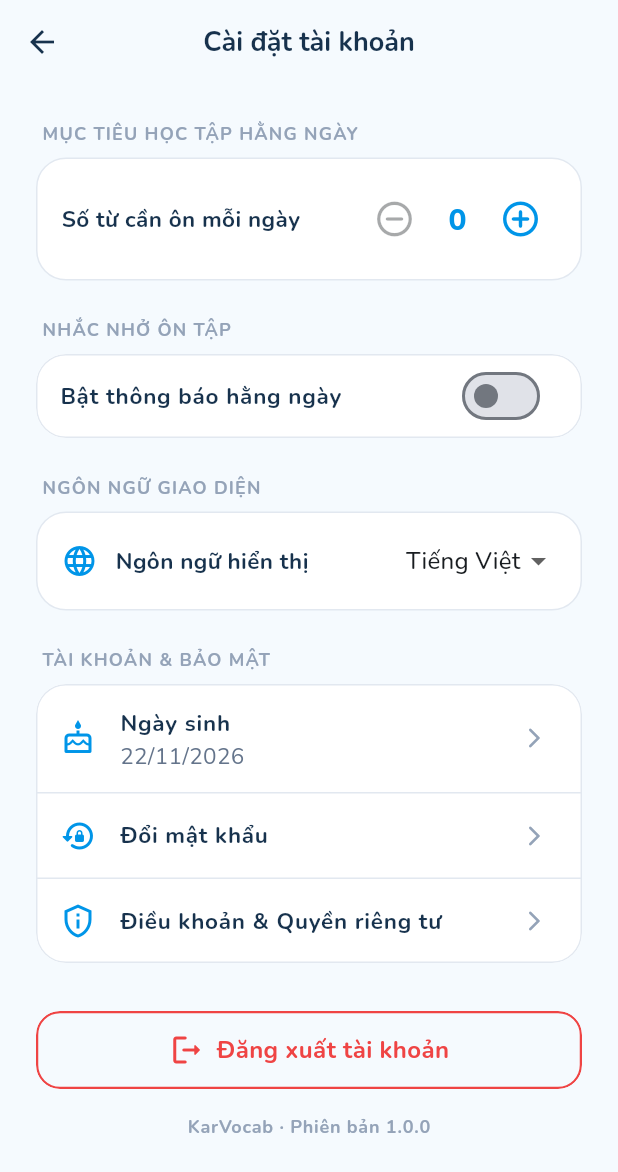
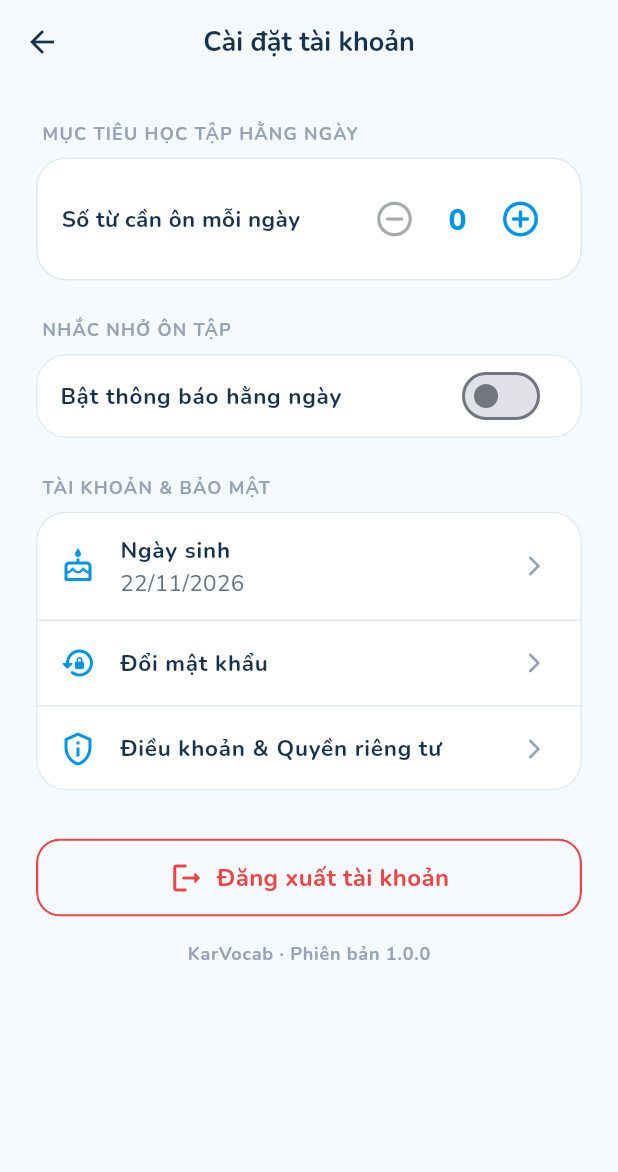
Before and after one commit to QuangDuc-ptit/INT1449_Nhom3_KTHP, a Flutter app: the SettingsScreen screen opened directly, on a phone screen of 412 x 824 dp. Shown: the top 1172 px of the screen. Run offline on Flutter 3.47's test engine with Material 3 defaults, Android fonts, the phone set to English and light mode, and no system bars; our stand-ins replace audioplayers, flutter_tts, speech_to_text; accounts and stored records are empty.

Commit message:
refactor(fe1): bỏ mục Ngôn ngữ giao diện ở Cài đặt
App chưa hỗ trợ đa ngôn ngữ nên lựa chọn English không có tác dụng.

```diff
--- a/karvocab_flutter/lib/presentation/screens/settings_screen.dart
+++ b/karvocab_flutter/lib/presentation/screens/settings_screen.dart
@@ -2,7 +2,6 @@ import 'package:flutter/material.dart';
 
 import '../../core/constants/app_colors.dart';
 import '../../core/constants/app_dimensions.dart';
-import '../../core/constants/app_durations.dart';
 import '../../core/constants/app_strings.dart';
 import '../../core/theme/app_typography.dart';
 import '../../core/utils/date_format.dart';
@@ -39,7 +38,6 @@ class _SettingsScreenState extends State<SettingsScreen> {
   late int _dailyGoal;
   late bool _isNotifEnabled;
   late String _reminderTime;
-  String _selectedLanguage = 'vi'; // 'vi' hoặc 'en'
 
   AuthRepository get _auth => widget.authRepository ?? AuthRepository.instance;
   ReminderService get _reminders => widget.reminderService ?? ReminderService.instance;
@@ -162,9 +160,7 @@ class _SettingsScreenState extends State<SettingsScreen> {
                       Expanded(
                         child: Column(
                           crossAxisAlignment: CrossAxisAlignment.start,
-                          children: [
-                            Text('Số từ cần ôn mỗi ngày', style: AppTypography.bodyBold),
-                          ],
+                          children: [Text('Số từ cần ôn mỗi ngày', style: AppTypography.bodyBold)],
                         ),
                       ),
 
@@ -286,52 +282,7 @@ class _SettingsScreenState extends State<SettingsScreen> {
 
             const SizedBox(height: AppDimensions.space24),
 
-            // Section 3: Ngôn ngữ & Giao diện (Điểm cộng Rubric +2)
-            _buildSectionHeader('Ngôn ngữ giao diện'),
-            Container(
-              padding: const EdgeInsets.symmetric(horizontal: AppDimensions.space16, vertical: AppDimensions.space8),
-              decoration: BoxDecoration(
-                color: AppColors.white,
-                borderRadius: BorderRadius.circular(AppDimensions.radiusCard),
-                border: Border.all(color: AppColors.borderLight),
-              ),
-              child: Row(
-                mainAxisAlignment: MainAxisAlignment.spaceBetween,
-                children: [
-                  Row(
-                    children: [
-                      const Icon(Icons.language_rounded, color: AppColors.primaryBlue),
-                      const SizedBox(width: AppDimensions.space12),
-                      Text('Ngôn ngữ hiển thị', style: AppTypography.bodyBold),
-                    ],
-                  ),
-                  DropdownButton<String>(
-                    value: _selectedLanguage,
-                    underline: const SizedBox(),
-                    items: const [
-                      DropdownMenuItem(value: 'vi', child: Text('Tiếng Việt')),
-                      DropdownMenuItem(value: 'en', child: Text('English')),
-                    ],
-                    onChanged: (val) {
-                      if (val != null) {
-                        setState(() => _selectedLanguage = val);
-                        ScaffoldMessenger.of(context).showSnackBar(
-                          SnackBar(
-                            content: Text(val == 'vi' ? 'Đã chọn Tiếng Việt' : 'Switched to English language'),
-                            duration: AppDurations.snackShort,
-                            behavior: SnackBarBehavior.floating,
-                          ),
-                        );
-                      }
-                    },
-                  ),
-                ],
-              ),
-            ),
-
-            const SizedBox(height: AppDimensions.space24),
-
-            // Section 4: Tài khoản & Bảo mật
+            // Section 3: Tài khoản & Bảo mật
             _buildSectionHeader('Tài khoản & Bảo mật'),
             // Material (thay vì Container có màu nền) để ListTile vẽ được hiệu ứng bấm
             Material(
```
